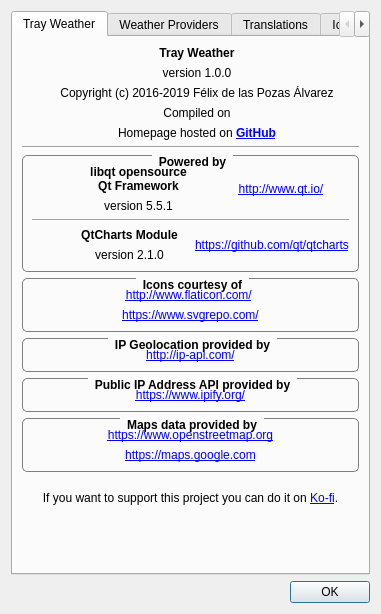
Qt form AboutDialog.ui (FelixdelasPozas/TrayWeather) before a commit.
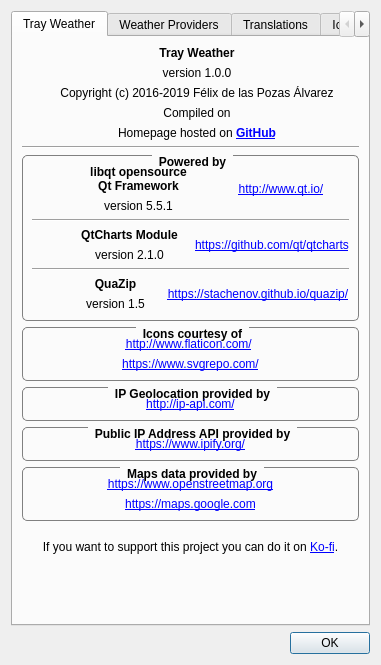
The same form after that commit. Icons and pictures are not drawn. Custom widgets are drawn as their Qt base class.

Commit message: Added QuaZip to updater, and info in the app AboutDialog. Pending testing.

Patch:
```diff
--- a/AboutDialog.ui
+++ b/AboutDialog.ui
@@ -7,7 +7,7 @@
     <x>0</x>
     <y>0</y>
     <width>374</width>
-    <height>614</height>
+    <height>665</height>
    </rect>
   </property>
   <property name="windowTitle">
@@ -341,6 +341,79 @@
               </item>
              </layout>
             </item>
+            <item>
+             <widget class="Line" name="line_3">
+              <property name="orientation">
+               <enum>Qt::Horizontal</enum>
+              </property>
+             </widget>
+            </item>
+            <item>
+             <layout class="QHBoxLayout" name="horizontalLayout_4">
+              <item>
+               <widget class="QLabel" name="label_17">
+                <property name="minimumSize">
+                 <size>
+                  <width>32</width>
+                  <height>32</height>
+                 </size>
+                </property>
+                <property name="maximumSize">
+                 <size>
+                  <width>32</width>
+                  <height>32</height>
+                 </size>
+                </property>
+                <property name="text">
+                 <string/>
+                </property>
+               </widget>
+              </item>
+              <item>
+               <layout class="QVBoxLayout" name="verticalLayout_7">
+                <item>
+                 <widget class="QLabel" name="label_19">
+                  <property name="font">
+                   <font>
+                    <weight>75</weight>
+                    <bold>true</bold>
+                   </font>
+                  </property>
+                  <property name="text">
+                   <string>QuaZip</string>
+                  </property>
+                  <property name="alignment">
+                   <set>Qt::AlignCenter</set>
+                  </property>
+                 </widget>
+                </item>
+                <item>
+                 <widget class="QLabel" name="label_20">
+                  <property name="text">
+                   <string>version 1.5</string>
+                  </property>
+                  <property name="alignment">
+                   <set>Qt::AlignCenter</set>
+                  </property>
+                 </widget>
+                </item>
+               </layout>
+              </item>
+              <item>
+               <widget class="QLabel" name="label_18">
+                <property name="text">
+                 <string>&lt;a href=&quot;https://stachenov.github.io/quazip/&quot;&gt;https://stachenov.github.io/quazip/&lt;/a&gt;</string>
+                </property>
+                <property name="alignment">
+                 <set>Qt::AlignCenter</set>
+                </property>
+                <property name="openExternalLinks">
+                 <bool>true</bool>
+                </property>
+               </widget>
+              </item>
+             </layout>
+            </item>
            </layout>
           </widget>
          </item>
```
Left out of the diff: 6 changed lines with no effect on the pictures. The commit also changes 7 other files.
